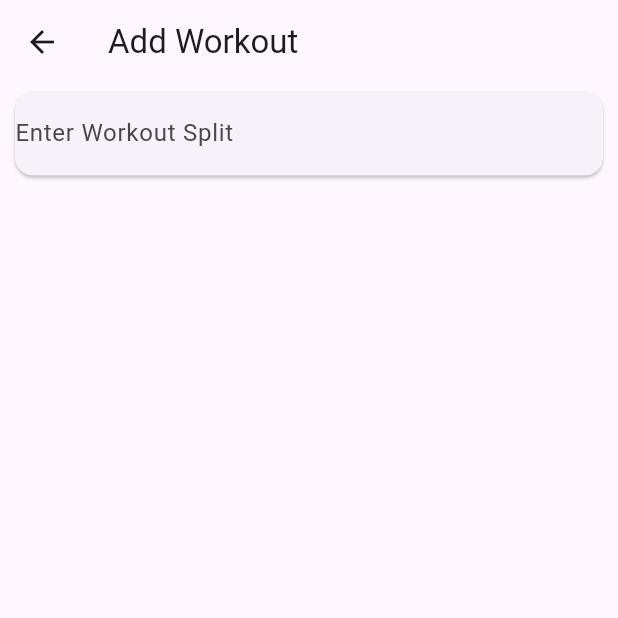
After one commit to Lucifer203/GymApp, a Flutter app: the AddWorkOut screen opened directly, on a phone screen of 412 x 824 dp, the top half of it. The commit adds this screen. Run offline on Flutter 3.47's test engine with Material 2 defaults, Android fonts, the phone set to English and light mode, and no system bars; missing offline and left inert: day_picker.

Commit message:
Work out adding screen

```diff
--- a/lib/providers/workoutSplit.dart
+++ b/lib/providers/workoutSplit.dart
@@ -1,6 +1,6 @@
 import 'package:flutter/material.dart';
 
-class WorkOut with ChangeNotifier {
+class WorkOut  {
   final String id;
   final String title;
   final int days;
--- a/lib/providers/workouts.dart
+++ b/lib/providers/workouts.dart
@@ -11,6 +11,13 @@ class WorkOuts with ChangeNotifier {
       description: "This is push pull leg workout split",
       imageUrl: 'https://images.app.goo.gl/ZMXHjdJDbCgEbUAR8',
     ),
+    WorkOut(
+      id: 'w1',
+      title: "Push-Pulls",
+      days: 5,
+      description: "This is push pull leg workout split",
+      imageUrl: 'https://images.app.goo.gl/ZMXHjdJDbCgEbUAR8',
+    ),
   ];
 
   List<WorkOut> get splits {
--- /dev/null
+++ b/lib/screen/addWorkout.dart
@@ -0,0 +1,41 @@
+import 'package:flutter/material.dart';
+import 'package:day_picker/day_picker.dart';
+
+class AddWorkOut extends StatelessWidget {
+  const AddWorkOut({super.key});
+
+
+  @override
+  Widget build(BuildContext context) {
+    return Scaffold(
+        appBar: AppBar(
+          title: Text("Add Workout"),
+        ),
+        body: Form(
+            child: Column(
+          children: [
+            // Text("Enter Your Split"),
+            Card(
+              margin: EdgeInsets.symmetric(
+                vertical: 5,
+                horizontal: 10,
+              ),
+              child: TextFormField(
+                decoration: InputDecoration(
+                  labelText: "Enter Workout Split",
+                  hintText: "Bro Split",
+                  border: UnderlineInputBorder(
+                    borderSide: BorderSide.none,
+                  ),
+                ),
+              ),
+            ),
+            Container(
+              child: Row(
+                children: [],
+              ),
+            )
+          ],
+        )));
+  }
+}
--- a/pubspec.yaml
+++ b/pubspec.yaml
@@ -31,6 +31,7 @@ dependencies:
   flutter:
     sdk: flutter
   provider: ^6.0.5
+  day_picker: ^2.2.0
   # The following adds the Cupertino Icons font to your application.
   # Use with the CupertinoIcons class for iOS style icons.
   cupertino_icons: ^1.0.2
```
Also changed, not shown: lib/main.dart (+14 -8 lines), lib/screen/home_screen.dart (+16 -1 lines), lib/screen/login_screen.dart (+10 -0 lines), lib/widgets/workout_items.dart (+26 -25 lines), lib/widgets/workout_list.dart (+30 -4 lines), pubspec.lock.
